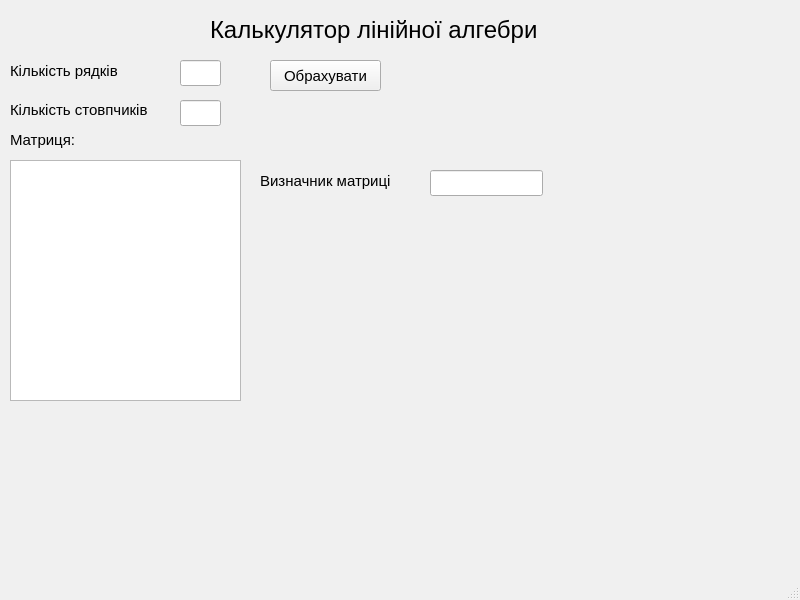
First picture: the form in linear_calculator/mainwindow.ui, repository AlexPal005/Linear-algebra_calculator, before the edit.
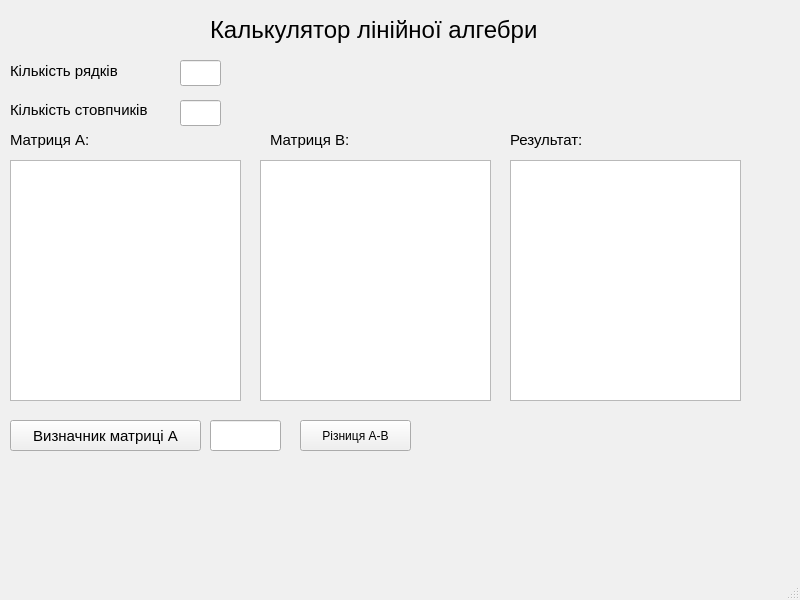
Second picture: the form after the edit.

Diff of the .ui file:
```diff
--- a/linear_calculator/mainwindow.ui
+++ b/linear_calculator/mainwindow.ui
@@ -541,6 +541,9 @@
       <height>26</height>
      </rect>
     </property>
+    <property name="text">
+     <string/>
+    </property>
    </widget>
    <widget class="QLabel" name="label_4">
     <property name="geometry">
@@ -557,31 +560,92 @@
      </font>
     </property>
     <property name="text">
-     <string>Матриця:</string>
+     <string>Матриця А:</string>
     </property>
    </widget>
    <widget class="QPushButton" name="pushButton">
     <property name="geometry">
      <rect>
+      <x>10</x>
+      <y>420</y>
+      <width>191</width>
+      <height>31</height>
+     </rect>
+    </property>
+    <property name="font">
+     <font>
+      <pointsize>11</pointsize>
+     </font>
+    </property>
+    <property name="text">
+     <string>Визначник матриці А</string>
+    </property>
+   </widget>
+   <widget class="QTableWidget" name="tableWidget">
+    <property name="geometry">
+     <rect>
+      <x>10</x>
+      <y>160</y>
+      <width>231</width>
+      <height>241</height>
+     </rect>
+    </property>
+   </widget>
+   <widget class="QLineEdit" name="lineEdit_3">
+    <property name="geometry">
+     <rect>
+      <x>210</x>
+      <y>420</y>
+      <width>71</width>
+      <height>31</height>
+     </rect>
+    </property>
+   </widget>
+   <widget class="QTableWidget" name="tableWidget_2">
+    <property name="geometry">
+     <rect>
+      <x>260</x>
+      <y>160</y>
+      <width>231</width>
+      <height>241</height>
+     </rect>
+    </property>
+   </widget>
+   <widget class="QLabel" name="label_6">
+    <property name="geometry">
+     <rect>
       <x>270</x>
-      <y>60</y>
+      <y>130</y>
+      <width>91</width>
+      <height>20</height>
+     </rect>
+    </property>
+    <property name="font">
+     <font>
+      <pointsize>11</pointsize>
+     </font>
+    </property>
+    <property name="text">
+     <string>Матриця В:</string>
+    </property>
+   </widget>
+   <widget class="QPushButton" name="pushButton_2">
+    <property name="geometry">
+     <rect>
+      <x>300</x>
+      <y>420</y>
       <width>111</width>
       <height>31</height>
      </rect>
     </property>
-    <property name="font">
-     <font>
-      <pointsize>11</pointsize>
-     </font>
-    </property>
     <property name="text">
-     <string>Обрахувати</string>
+     <string>Різниця A-B</string>
     </property>
    </widget>
-   <widget class="QTableWidget" name="tableWidget">
+   <widget class="QTableWidget" name="tableWidget_3">
     <property name="geometry">
      <rect>
-      <x>10</x>
+      <x>510</x>
       <y>160</y>
       <width>231</width>
       <height>241</height>
@@ -591,10 +655,10 @@
    <widget class="QLabel" name="label_5">
     <property name="geometry">
      <rect>
-      <x>260</x>
-      <y>160</y>
-      <width>161</width>
-      <height>41</height>
+      <x>510</x>
+      <y>130</y>
+      <width>91</width>
+      <height>20</height>
      </rect>
     </property>
     <property name="font">
@@ -603,17 +667,7 @@
      </font>
     </property>
     <property name="text">
-     <string>Визначник матриці</string>
-    </property>
-   </widget>
-   <widget class="QLineEdit" name="lineEdit_3">
-    <property name="geometry">
-     <rect>
-      <x>430</x>
-      <y>170</y>
-      <width>113</width>
-      <height>26</height>
-     </rect>
+     <string>Результат:</string>
     </property>
    </widget>
   </widget>
```
